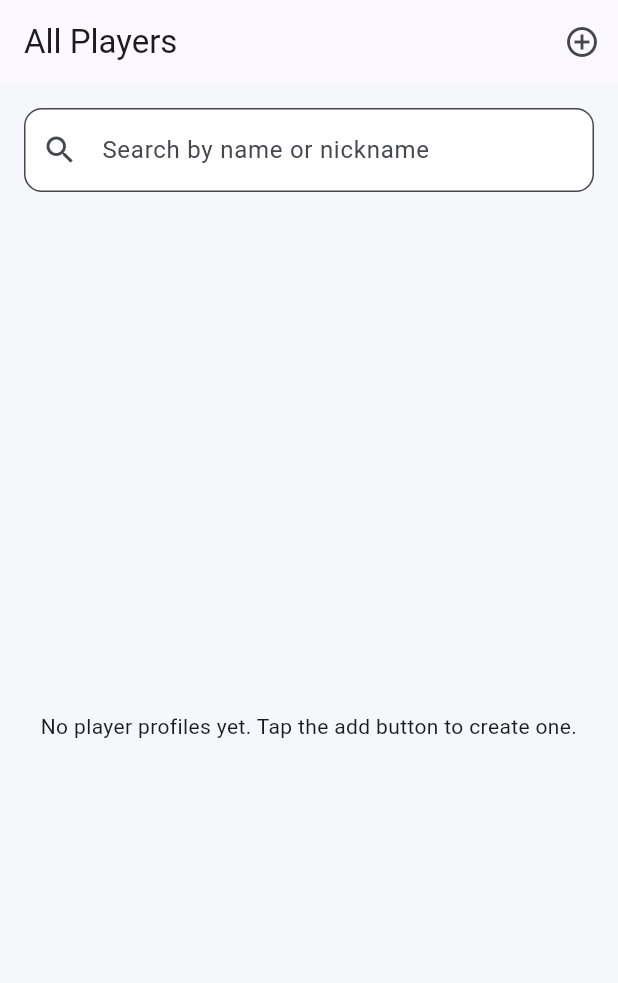
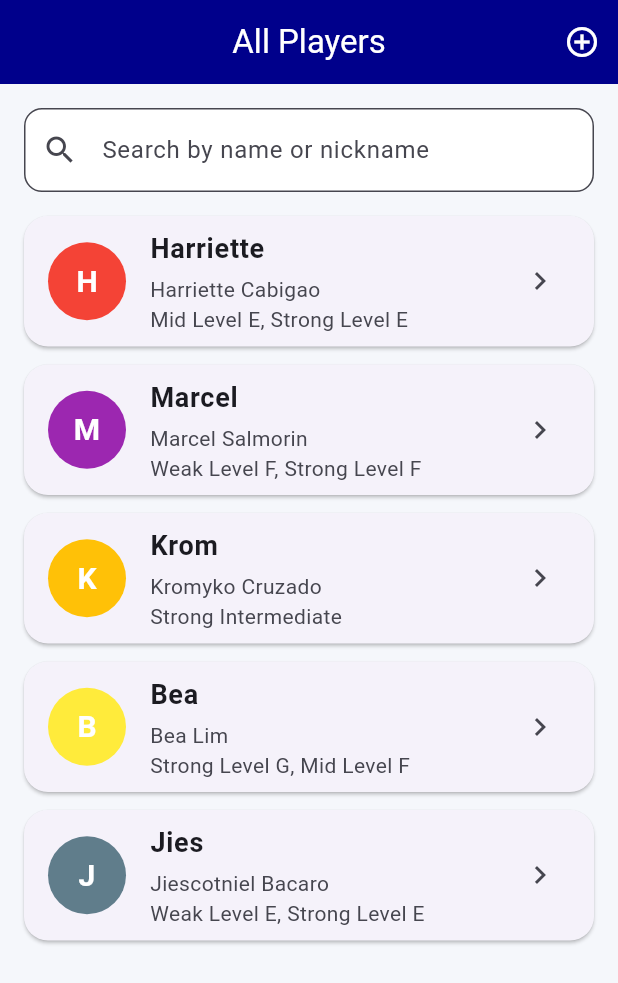
Before and after one commit to jobstefan773/player_profile, a Flutter app: the screen it shows after launch, on a phone screen of 412 x 824 dp. Shown: the top 983 px of the screen. Run offline on Flutter 3.47's test engine with Material 3 defaults, Android fonts, the phone set to English and light mode, and no system bars.

Commit message:
feat: add color schemes

```diff
--- a/lib/data/badminton_levels.dart
+++ b/lib/data/badminton_levels.dart
@@ -160,15 +160,10 @@ const List<BadmintonLevelTick> kBadmintonLevelTicks = [
 ];
 
 const List<LevelGroup> kBadmintonLevelGroups = [
-  LevelGroup(
-    name: 'Beginners',
-    display: 'Beginners',
-    startIndex: 0,
-    endIndex: 2,
-  ),
+  LevelGroup(name: 'Beginners', display: 'Beg', startIndex: 0, endIndex: 2),
   LevelGroup(
     name: 'Intermediate',
-    display: 'Intermediate',
+    display: 'Inter',
     startIndex: 3,
     endIndex: 5,
   ),
--- /dev/null
+++ b/lib/data/seed_players.dart
@@ -0,0 +1,57 @@
+import 'package:flutter/material.dart';
+
+import '../models/player.dart';
+
+/// Initial set of players to populate the app.
+final List<Player> seedPlayers = [
+  Player(
+    id: 'seed-1',
+    nickname: 'Harriette',
+    fullName: 'Harriette Cabigao',
+    contactNumber: '09171234567',
+    email: 'harriette@example.com',
+    address: 'Quezon City',
+    remarks: 'Team captain and strategist.',
+    levelRange: const RangeValues(13, 14),
+  ),
+  Player(
+    id: 'seed-2',
+    nickname: 'Marcel',
+    fullName: 'Marcel Salmorin',
+    contactNumber: '09179876543',
+    email: 'marcel@example.com',
+    address: 'Makati City',
+    remarks: 'Prefers doubles matches.',
+    levelRange: const RangeValues(9, 11),
+  ),
+  Player(
+    id: 'seed-3',
+    nickname: 'Krom',
+    fullName: 'Kromyko Cruzado',
+    contactNumber: '09171239876',
+    email: 'krom@example.com',
+    address: 'Pasig City',
+    remarks: 'Intermediate all-rounder.',
+    levelRange: const RangeValues(5, 5),
+  ),
+  Player(
+    id: 'seed-4',
+    nickname: 'Bea',
+    fullName: 'Bea Lim',
+    contactNumber: '09173334444',
+    email: 'bea@example.com',
+    address: 'Taguig City',
+    remarks: 'Left-handed power smasher.',
+    levelRange: const RangeValues(8, 10),
+  ),
+  Player(
+    id: 'seed-5',
+    nickname: 'Jies',
+    fullName: 'Jiescotniel Bacaro',
+    contactNumber: '09175556666',
+    email: 'jies@example.com',
+    address: 'Manila City',
+    remarks: 'Court coverage specialist.',
+    levelRange: const RangeValues(12, 14),
+  ),
+];
--- a/lib/main.dart
+++ b/lib/main.dart
@@ -1,6 +1,7 @@
 import 'package:flutter/material.dart';
 
 import 'models/player.dart';
+import 'data/seed_players.dart';
 import 'screens/all_players_screen.dart';
 
 void main() {
@@ -12,13 +13,36 @@
 
   @override
   Widget build(BuildContext context) {
+    final colorScheme = ColorScheme.fromSeed(seedColor: const Color(0xFF1616FF))
+        .copyWith(
+          primary: const Color(0xFF00008B),
+          onPrimary: Colors.white,
+          primaryContainer: const Color(0xFF00005A),
+          onPrimaryContainer: Colors.white,
+        );
+
     return MaterialApp(
       title: 'Player Profiles',
       debugShowCheckedModeBanner: false,
       theme: ThemeData(
         useMaterial3: true,
-        colorSchemeSeed: Colors.indigo,
+        colorScheme: colorScheme,
         scaffoldBackgroundColor: const Color(0xFFF5F7FB),
+        appBarTheme: AppBarTheme(
+          backgroundColor: colorScheme.primary,
+          foregroundColor: colorScheme.onPrimary,
+          centerTitle: true,
+        ),
+        floatingActionButtonTheme: FloatingActionButtonThemeData(
+          backgroundColor: colorScheme.primary,
+          foregroundColor: colorScheme.onPrimary,
+        ),
+        filledButtonTheme: FilledButtonThemeData(
+          style: FilledButton.styleFrom(
+            backgroundColor: colorScheme.primary,
+            foregroundColor: colorScheme.onPrimary,
+          ),
+        ),
       ),
       home: const PlayerProfilesHome(),
     );
@@ -33,7 +57,7 @@
 }
 
 class _PlayerProfilesHomeState extends State<PlayerProfilesHome> {
-  final List<Player> _players = [];
+  final List<Player> _players = List<Player>.from(seedPlayers);
 
   void _addPlayer(Player player) {
     final withId = player.copyWith(
```
